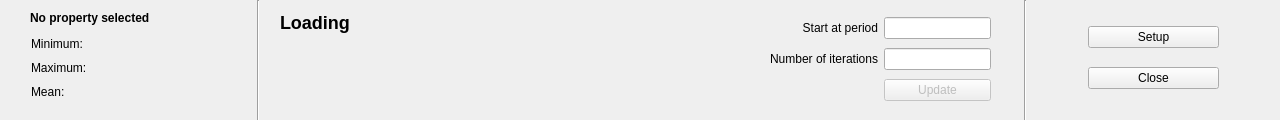
Obson/MicroSim-GUI, file controlwidget.ui: the form before one commit.
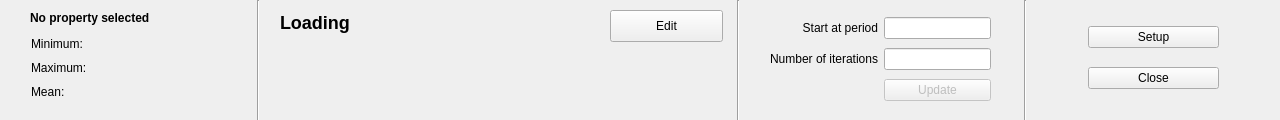
The form after the commit.

Commit message: Now allows model description the be edited.

What changed in the file:
```diff
--- a/controlwidget.ui
+++ b/controlwidget.ui
@@ -203,18 +203,47 @@
    <property name="geometry">
     <rect>
      <x>280</x>
-     <y>40</y>
-     <width>411</width>
-     <height>61</height>
+     <y>50</y>
+     <width>441</width>
+     <height>51</height>
     </rect>
    </property>
    <property name="text">
     <string notr="true"/>
    </property>
+   <property name="alignment">
+    <set>Qt::AlignLeading|Qt::AlignLeft|Qt::AlignTop</set>
+   </property>
    <property name="wordWrap">
     <bool>true</bool>
    </property>
   </widget>
+  <widget class="Line" name="line_3">
+   <property name="geometry">
+    <rect>
+     <x>730</x>
+     <y>0</y>
+     <width>16</width>
+     <height>121</height>
+    </rect>
+   </property>
+   <property name="orientation">
+    <enum>Qt::Vertical</enum>
+   </property>
+  </widget>
+  <widget class="QPushButton" name="btn_edit_model">
+   <property name="geometry">
+    <rect>
+     <x>610</x>
+     <y>10</y>
+     <width>113</width>
+     <height>32</height>
+    </rect>
+   </property>
+   <property name="text">
+    <string>Edit</string>
+   </property>
+  </widget>
   <zorder>layoutWidget</zorder>
   <zorder>layoutWidget</zorder>
   <zorder>layoutWidget</zorder>
```
Left out of the diff: 2 changed lines with no effect on the pictures. The commit also changes 4 other files.
